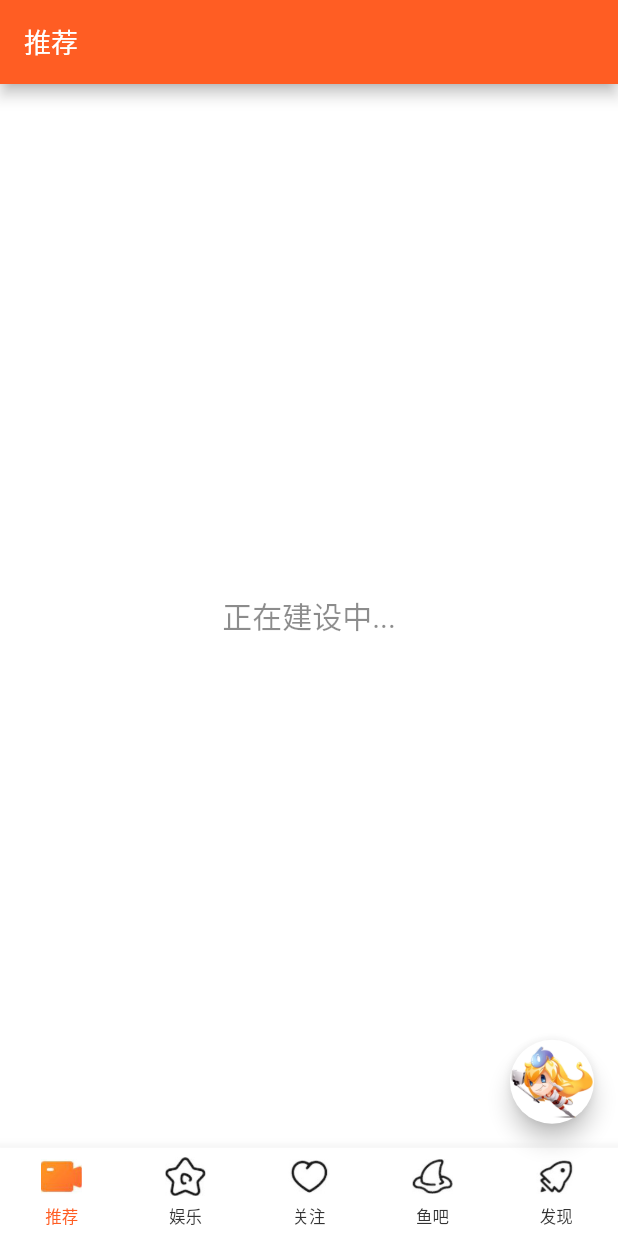
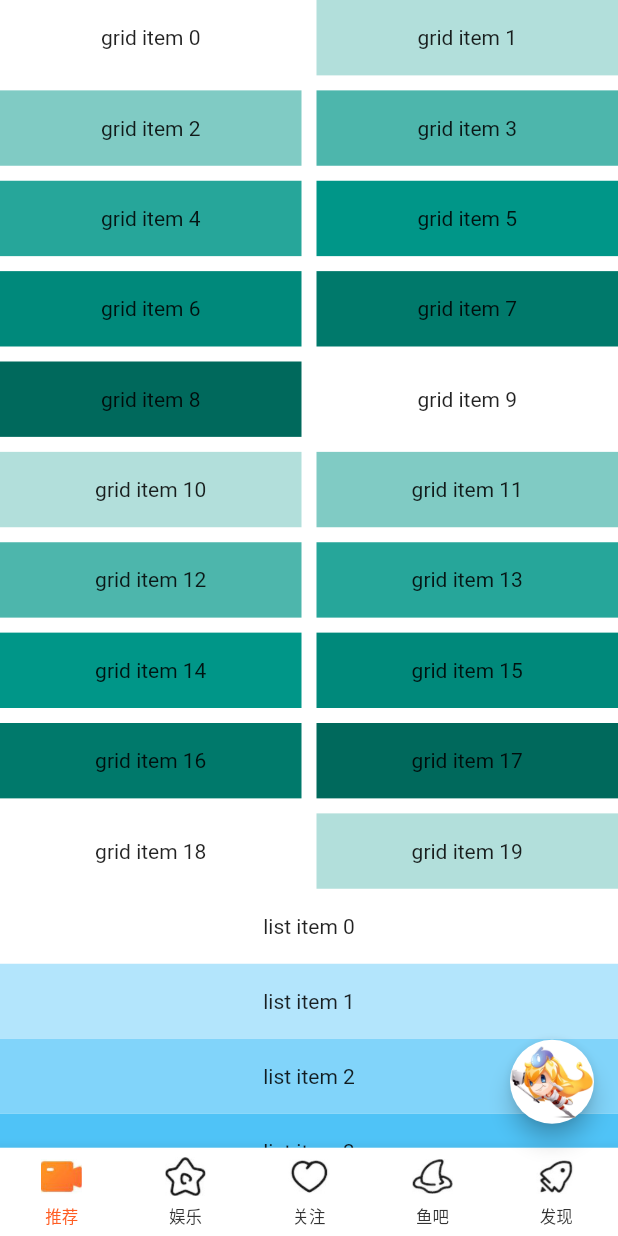
Before and after one commit to yukilzw/dy_flutter, a Flutter app: the screen it shows after launch, swiped to page 4, on a phone screen of 412 x 824 dp. Run offline on Flutter 3.47's test engine with Material 2 defaults, Android fonts, the phone set to English and light mode, and no system bars; our stand-ins replace bloc, cached_network_image, chewie, dio, flutter_bloc, flutter_screenutil and 7 more; missing offline and left inert: dio_http_cache, flutter_webview_plugin; network calls fail; statements that could not run were skipped.

```diff
--- a/lib/base.dart
+++ b/lib/base.dart
@@ -204,3 +204,15 @@ class NoSplash extends InteractiveInkFeature {
   @override
   void paintFeature(Canvas canvas, Matrix4 transform) {}
 }
+
+// 去除安卓滚动视图水波纹
+class DyBehavior extends ScrollBehavior{
+  @override
+  Widget buildViewportChrome(BuildContext context, Widget child, AxisDirection axisDirection) {
+    if (Platform.isAndroid || Platform.isFuchsia) {
+      return child;
+    } else {
+      return super.buildViewportChrome(context,child,axisDirection);
+    }
+  }
+}
--- /dev/null
+++ b/lib/dy_index/fishbar/index.dart
@@ -0,0 +1,48 @@
+/**
+ * @discripe: 鱼吧
+ */
+import 'package:flutter/material.dart';
+import 'package:fluttertoast/fluttertoast.dart';
+
+import '../../base.dart';
+
+class FishBarPage extends StatelessWidget {
+  @override
+  Widget build(BuildContext context) {
+    return ScrollConfiguration(
+      behavior: DyBehavior(),
+      child: CustomScrollView(
+        slivers: <Widget>[
+          SliverGrid(
+            gridDelegate: SliverGridDelegateWithMaxCrossAxisExtent(
+              maxCrossAxisExtent: 200.0,
+              mainAxisSpacing: 10.0,
+              crossAxisSpacing: 10.0,
+              childAspectRatio: 4.0,
+            ),
+            delegate: SliverChildBuilderDelegate((BuildContext context, int index) {
+                return Container(
+                  alignment: Alignment.center,
+                  color: Colors.teal[100 * (index % 9)],
+                  child: Text('grid item $index'),
+                );
+              },
+              childCount: 20,
+            ),
+          ),
+          SliverFixedExtentList(
+            itemExtent: 50.0,
+            delegate: SliverChildBuilderDelegate((BuildContext context, int index) {
+                return Container(
+                  alignment: Alignment.center,
+                  color: Colors.lightBlue[100 * (index % 9)],
+                  child: Text('list item $index'),
+                );
+              },
+            ),
+          ),
+        ],
+      ),
+    );
+  }
+}
--- a/lib/dy_index/index.dart
+++ b/lib/dy_index/index.dart
@@ -11,6 +11,7 @@ import '../base.dart';
 import 'funny/index.dart';
 import 'focus/index.dart';
 import 'commend/index.dart';
+import 'fishbar/index.dart';
 
 class DyIndexPage extends StatefulWidget {
   final arguments;
@@ -141,7 +142,7 @@ class _DyIndexPageState extends State<DyIndexPage> with DYBase {
       CommendPage(_scrollController),
       FunnyPage(),
       FocusPage(),
-      pageInDevelop,
+      FishBarPage(),
       pageInDevelop,
     ];
 
```
